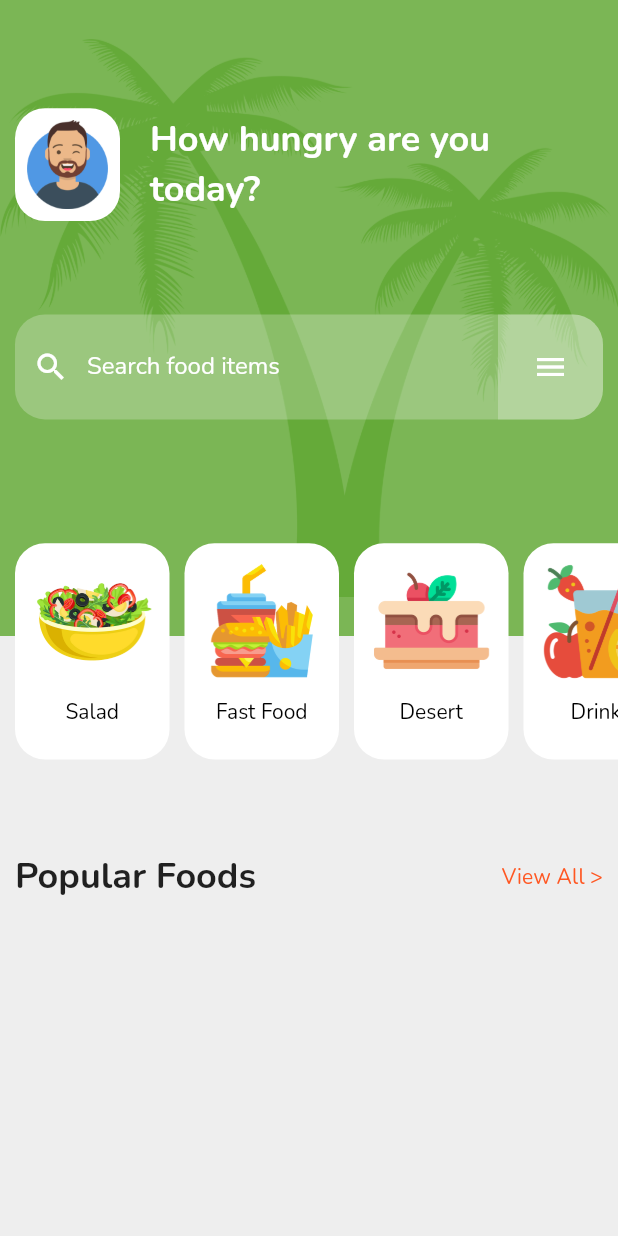
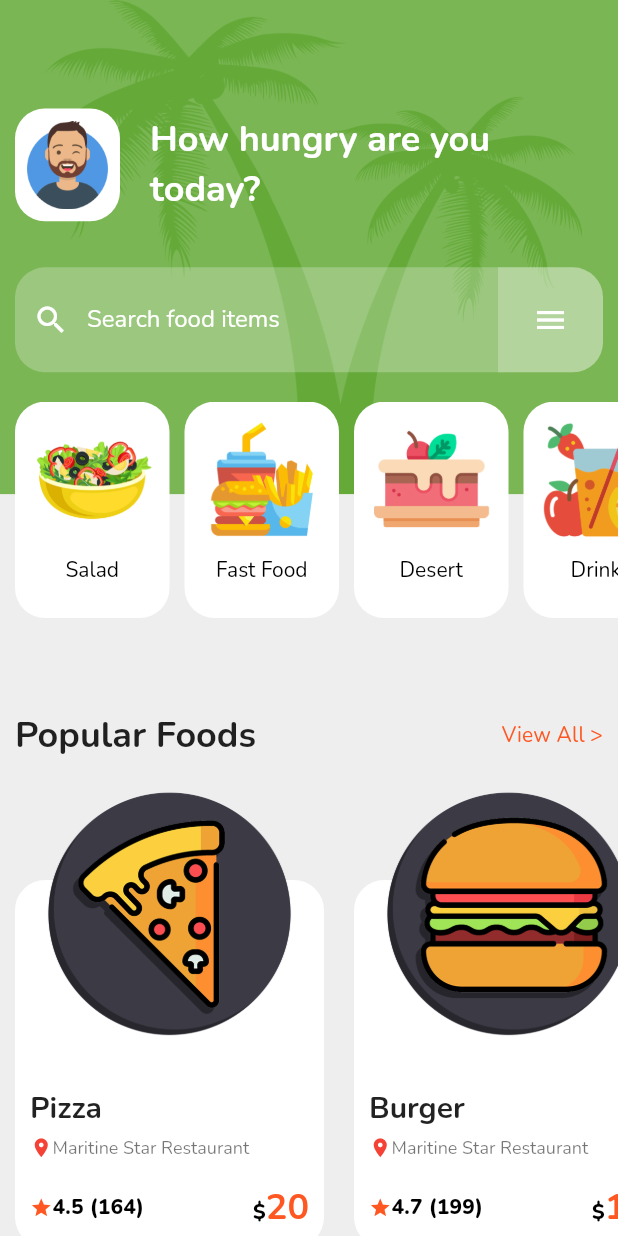
Before and after one commit to MArslan88/Food-App-Flutter, a Flutter app: the screen it shows after launch, on a phone screen of 412 x 824 dp. Run offline on Flutter 3.47's test engine with Material 2 defaults, Android fonts, the phone set to English and light mode, and no system bars; our stand-ins replace google_fonts.

```diff
--- a/lib/screens/landing_screen.dart
+++ b/lib/screens/landing_screen.dart
@@ -1,4 +1,5 @@
 import 'package:flutter/material.dart';
+import 'package:food_app/screens/product_item.dart';
 import 'package:food_app/utils/constants.dart';
 
 import '../utils/widget_functions.dart';
@@ -61,10 +62,11 @@ class _LandingScreenState extends State<LandingScreen> {
       resizeToAvoidBottomInset: false,
       body: LayoutBuilder(builder: (context, constraints) {
         return Container(
+          child: SingleChildScrollView(
             child: Column(
               children: [
-              Expanded(
-                  flex: 4,
+                Container(
+                  height: constraints.maxHeight * 0.40,
                   child: Stack(
                     fit: StackFit.expand,
                     children: [
@@ -77,6 +79,7 @@ class _LandingScreenState extends State<LandingScreen> {
                         child: Column(
                           mainAxisAlignment: MainAxisAlignment.spaceEvenly,
                           children: [
+                            addVerticalSpace(1),
                             Row(
                               children: [
                                 Container(
@@ -135,11 +138,11 @@ class _LandingScreenState extends State<LandingScreen> {
                         ),
                       ),
                     ],
-                  )),
+                  ),
+                ),
                 Container(
-                width: constraints.maxHeight,
+                  width: constraints.maxWidth,
                   color: Colors.grey.shade200,
-                height: 400, //for demo only
                   child: Padding(
                     padding: const EdgeInsets.only(
                       left: 10.0,
@@ -170,6 +173,24 @@ class _LandingScreenState extends State<LandingScreen> {
                                 addHorizontalSpace(10)
                               ],
                             ),
+                            addVerticalSpace(10),
+                            SingleChildScrollView(
+                              scrollDirection: Axis.horizontal,
+                              physics: BouncingScrollPhysics(),
+                              child: Row(
+                                children: PRODUCT_DATA
+                                    .map((data) => InkWell(
+                                          onTap: () {
+                                            // Navigate to Product Page
+                                          },
+                                          child: ProductItem(
+                                            productDate: data,
+                                            width: constraints.maxWidth * 0.50,
+                                          ),
+                                        ))
+                                    .toList(),
+                              ),
+                            )
                           ],
                         ),
                         Positioned(
@@ -182,8 +203,8 @@ class _LandingScreenState extends State<LandingScreen> {
                                 physics: BouncingScrollPhysics(),
                                 children: CATEGORIES
                                     .map((category) => Container(
-                                        margin:
-                                            const EdgeInsets.only(right: 10.0),
+                                          margin: const EdgeInsets.only(
+                                              right: 10.0),
                                           width: constraints.maxWidth * 0.25,
                                           decoration: BoxDecoration(
                                             color: Colors.white,
@@ -200,7 +221,8 @@ class _LandingScreenState extends State<LandingScreen> {
                                                 Text(
                                                   "${category['name']}",
                                                   style: textTheme.bodyText2
-                                                    ?.apply(color: COLOR_BLACK),
+                                                      ?.apply(
+                                                          color: COLOR_BLACK),
                                                 ),
                                               ],
                                             ),
@@ -215,6 +237,7 @@ class _LandingScreenState extends State<LandingScreen> {
                 )
               ],
             ),
+          ),
         );
       }),
     );
--- /dev/null
+++ b/lib/screens/product_item.dart
@@ -0,0 +1,107 @@
+import 'package:flutter/material.dart';
+import 'package:food_app/utils/constants.dart';
+import 'package:food_app/utils/widget_functions.dart';
+
+class ProductItem extends StatelessWidget {
+  final Map<String, dynamic> productDate;
+  final double width;
+
+  const ProductItem(
+      {super.key, required this.productDate, required this.width});
+
+  @override
+  Widget build(BuildContext context) {
+    final TextTheme textTheme = Theme.of(context).textTheme;
+    final height = width * 4 / 3;
+    return Container(
+      margin: EdgeInsets.only(right: 20),
+      width: width,
+      height: height + 40,
+      child: Stack(
+        children: [
+          Column(
+            mainAxisSize: MainAxisSize.min,
+            children: [
+              Expanded(flex: 2, child: Container()),
+              Expanded(
+                  flex: 7,
+                  child: Container(
+                    decoration: BoxDecoration(
+                        borderRadius: BorderRadius.circular(20.0),
+                        color: Colors.white),
+                  ))
+            ],
+          ),
+          Padding(
+            padding: const EdgeInsets.all(10.0),
+            child: Column(
+              mainAxisSize: MainAxisSize.min,
+              crossAxisAlignment: CrossAxisAlignment.start,
+              children: [
+                Center(
+                  child: Image.asset(
+                    "assets/images/${productDate['image']}",
+                    width: width * 0.80,
+                  ),
+                ),
+                Expanded(child: Center()),
+                Text(
+                  "${productDate['name']}",
+                  style: textTheme.headline6,
+                ),
+                addVerticalSpace(5),
+                RichText(
+                    text: TextSpan(children: [
+                  WidgetSpan(
+                      child: Icon(
+                    Icons.location_on,
+                    color: Colors.red,
+                    size: 15,
+                  )),
+                  TextSpan(
+                      text: "${productDate['rest']}", style: textTheme.caption)
+                ])),
+                addVerticalSpace(15),
+                Row(
+                  children: [
+                    Expanded(
+                        flex: 5,
+                        child: RichText(
+                            overflow: TextOverflow.ellipsis,
+                            text: TextSpan(children: [
+                              WidgetSpan(
+                                  child: Icon(
+                                Icons.star,
+                                color: COLOR_ORANGE,
+                                size: 15,
+                              )),
+                              TextSpan(
+                                  text: "${productDate['rating']}",
+                                  style: textTheme.subtitle2
+                                      ?.apply(fontWeightDelta: 4))
+                            ]))),
+                    Expanded(
+                        flex: 5,
+                        child: RichText(
+                            textAlign: TextAlign.right,
+                            overflow: TextOverflow.ellipsis,
+                            text: TextSpan(children: [
+                              TextSpan(
+                                  text: "\$",
+                                  style: textTheme.subtitle2
+                                      ?.apply(fontWeightDelta: 4)),
+                              TextSpan(
+                                  text: "${productDate['price']}",
+                                  style: textTheme.headline5
+                                      ?.apply(color: COLOR_ORANGE)),
+                            ])))
+                  ],
+                )
+              ],
+            ),
+          )
+        ],
+      ),
+    );
+  }
+}
```
Lines whose indentation alone changed are shown as unchanged.
